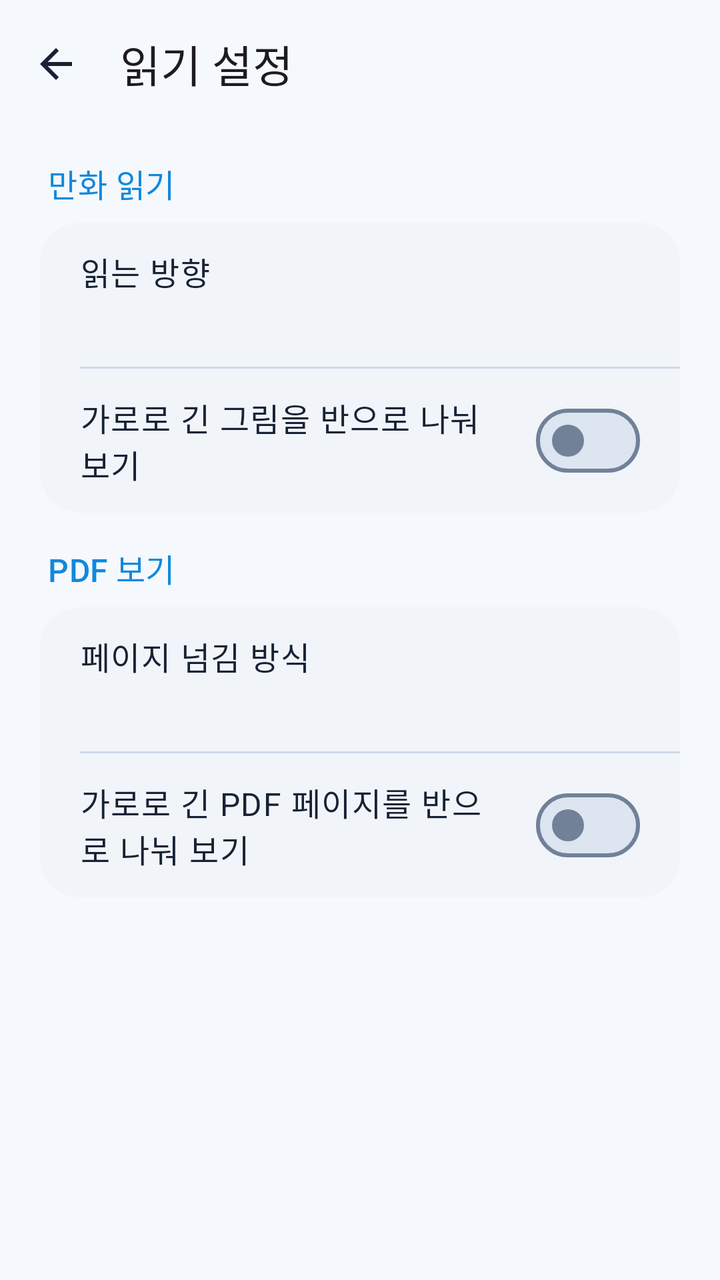
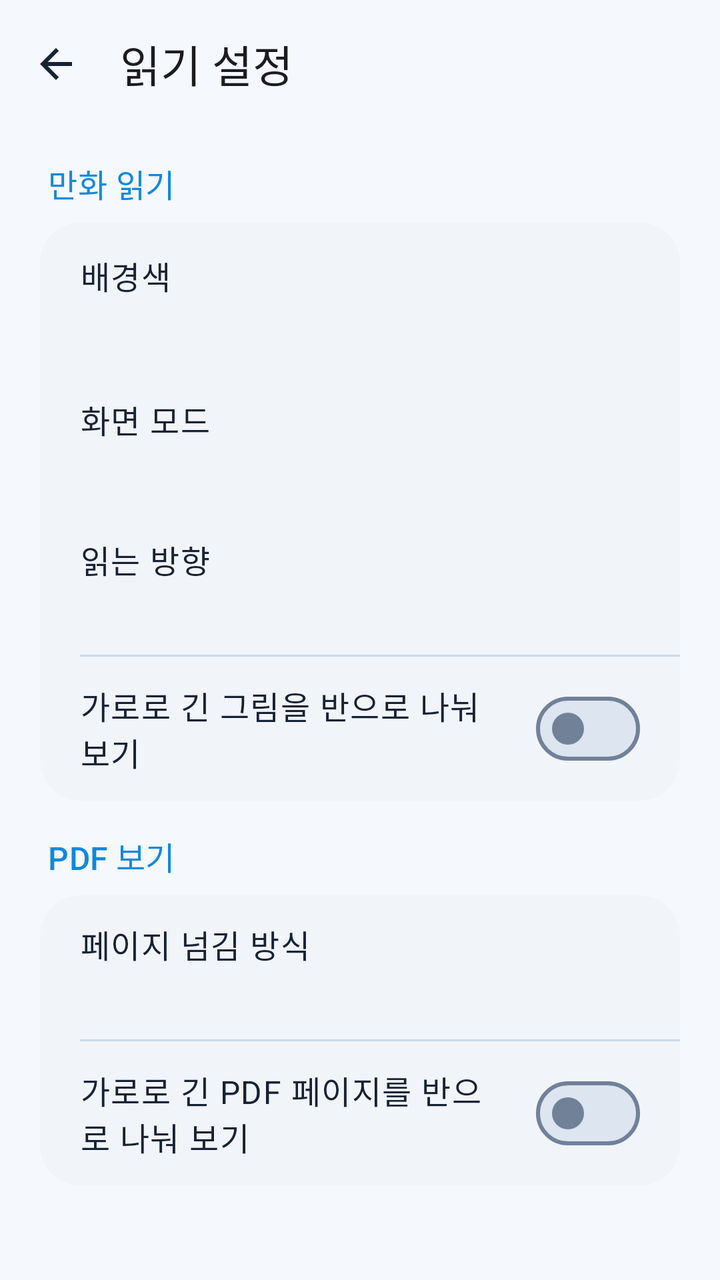

Before-and-after screenshots of an Android layout around one commit, followed by the original layout XML and the change that was made.
<!-- AndroidManifest.xml: application theme Theme.WaterView -->
<!-- res/layout/activity_settings.xml -->
<?xml version="1.0" encoding="utf-8"?>
<LinearLayout xmlns:android="http://schemas.android.com/apk/res/android"
    xmlns:app="http://schemas.android.com/apk/res-auto"
    android:id="@+id/settingsRoot"
    android:layout_width="match_parent"
    android:layout_height="match_parent"
    android:orientation="vertical"
    android:background="?attr/colorSurface">

    <com.google.android.material.appbar.MaterialToolbar
        android:id="@+id/settingsToolbar"
        android:layout_width="match_parent"
        android:layout_height="?attr/actionBarSize"
        android:background="?attr/colorSurface"
        app:navigationIcon="@drawable/ic_back"
        app:navigationContentDescription="@string/back"
        app:title="@string/reading_settings"
        app:titleTextAppearance="?attr/textAppearanceTitleLarge" />

    <ScrollView
        android:layout_width="match_parent"
        android:layout_height="0dp"
        android:layout_weight="1"
        android:fillViewport="true">

        <LinearLayout
            android:layout_width="match_parent"
            android:layout_height="wrap_content"
            android:orientation="vertical"
            android:paddingStart="20dp"
            android:paddingTop="16dp"
            android:paddingEnd="20dp"
            android:paddingBottom="24dp">

            <TextView
                android:layout_width="match_parent"
                android:layout_height="wrap_content"
                android:paddingStart="4dp"
                android:paddingBottom="8dp"
                android:text="@string/manga_settings"
                android:textAppearance="?attr/textAppearanceTitleMedium"
                android:textColor="?attr/colorPrimary" />

            <com.google.android.material.card.MaterialCardView
                android:layout_width="match_parent"
                android:layout_height="wrap_content"
                android:layout_marginBottom="16dp"
                app:cardBackgroundColor="?attr/colorSurfaceContainerLow"
                app:cardCornerRadius="20dp"
                app:strokeWidth="0dp">

                <LinearLayout
                    android:layout_width="match_parent"
                    android:layout_height="wrap_content"
                    android:orientation="vertical">

                    <LinearLayout
                        android:id="@+id/mangaDirectionRow"
                        android:layout_width="match_parent"
                        android:layout_height="wrap_content"
                        android:background="?attr/selectableItemBackground"
                        android:clickable="true"
                        android:focusable="true"
                        android:gravity="center_vertical"
                        android:minHeight="72dp"
                        android:orientation="vertical"
                        android:paddingStart="20dp"
                        android:paddingTop="12dp"
                        android:paddingEnd="20dp"
                        android:paddingBottom="12dp">
                        <TextView
                            android:layout_width="match_parent"
                            android:layout_height="wrap_content"
                            android:text="@string/manga_direction_title"
                            android:textAppearance="?attr/textAppearanceBodyLarge"
                            android:textColor="?attr/colorOnSurface" />
                        <TextView
                            android:id="@+id/mangaDirectionValue"
                            android:layout_width="match_parent"
                            android:layout_height="wrap_content"
                            android:paddingTop="4dp"
                            android:textAppearance="?attr/textAppearanceBodyMedium"
                            android:textColor="?attr/colorOnSurfaceVariant" />
                    </LinearLayout>

                    <View
                        android:layout_width="match_parent"
                        android:layout_height="1dp"
                        android:layout_marginStart="20dp"
                        android:background="?attr/colorOutlineVariant" />

                    <com.google.android.material.materialswitch.MaterialSwitch
                        android:id="@+id/splitWidePagesSwitch"
                        android:layout_width="match_parent"
                        android:layout_height="wrap_content"
                        android:minHeight="72dp"
                        android:paddingStart="20dp"
                        android:paddingEnd="20dp"
                        android:text="@string/split_wide_pages"
                        android:textAppearance="?attr/textAppearanceBodyLarge"
                        android:textColor="?attr/colorOnSurface" />

                </LinearLayout>
            </com.google.android.material.card.MaterialCardView>

            <TextView
                android:layout_width="match_parent"
                android:layout_height="wrap_content"
                android:paddingStart="4dp"
                android:paddingBottom="8dp"
                android:text="@string/pdf_settings"
                android:textAppearance="?attr/textAppearanceTitleMedium"
                android:textColor="?attr/colorPrimary" />

            <com.google.android.material.card.MaterialCardView
                android:layout_width="match_parent"
                android:layout_height="wrap_content"
                app:cardBackgroundColor="?attr/colorSurfaceContainerLow"
                app:cardCornerRadius="20dp"
                app:strokeWidth="0dp">
                <LinearLayout
                    android:layout_width="match_parent"
                    android:layout_height="wrap_content"
                    android:orientation="vertical">
                    <LinearLayout
                        android:id="@+id/pdfReadingModeRow"
                        android:layout_width="match_parent"
                        android:layout_height="wrap_content"
                        android:background="?attr/selectableItemBackground"
                        android:clickable="true"
                        android:focusable="true"
                        android:gravity="center_vertical"
                        android:minHeight="72dp"
                        android:orientation="vertical"
                        android:paddingStart="20dp"
                        android:paddingTop="12dp"
                        android:paddingEnd="20dp"
                        android:paddingBottom="12dp">
                        <TextView
                            android:layout_width="match_parent"
                            android:layout_height="wrap_content"
                            android:text="@string/pdf_reading_mode"
                            android:textAppearance="?attr/textAppearanceBodyLarge"
                            android:textColor="?attr/colorOnSurface" />
                        <TextView
                            android:id="@+id/pdfReadingModeValue"
                            android:layout_width="match_parent"
                            android:layout_height="wrap_content"
                            android:paddingTop="4dp"
                            android:textAppearance="?attr/textAppearanceBodyMedium"
                            android:textColor="?attr/colorOnSurfaceVariant" />
                    </LinearLayout>
                    <View
                        android:layout_width="match_parent"
                        android:layout_height="1dp"
                        android:layout_marginStart="20dp"
                        android:background="?attr/colorOutlineVariant" />
                    <com.google.android.material.materialswitch.MaterialSwitch
                        android:id="@+id/pdfSplitWidePagesSwitch"
                        android:layout_width="match_parent"
                        android:layout_height="wrap_content"
                        android:minHeight="72dp"
                        android:paddingStart="20dp"
                        android:paddingEnd="20dp"
                        android:text="@string/pdf_split_wide_pages"
                        android:textAppearance="?attr/textAppearanceBodyLarge"
                        android:textColor="?attr/colorOnSurface" />
                </LinearLayout>
            </com.google.android.material.card.MaterialCardView>

        </LinearLayout>
    </ScrollView>
</LinearLayout>
<!-- resources referenced by this layout -->
<resources>
  <!-- drawable ic_back (drawable) -->
  <?xml version="1.0" encoding="utf-8"?>
  <vector xmlns:android="http://schemas.android.com/apk/res/android"
      android:width="24dp"
      android:height="24dp"
      android:viewportWidth="24"
      android:viewportHeight="24"
      android:tint="?attr/colorOnSurface">
      <path
          android:fillColor="#FF000000"
          android:pathData="M20,11H7.83l5.59,-5.59L12,4l-8,8 8,8 1.41,-1.41L7.83,13H20v-2z" />
  </vector>
  <string name="back">뒤로</string>
  <string name="manga_direction_title">읽는 방향</string>
  <string name="manga_settings">만화 읽기</string>
  <string name="pdf_reading_mode">페이지 넘김 방식</string>
  <string name="pdf_settings">PDF 보기</string>
  <string name="pdf_split_wide_pages">가로로 긴 PDF 페이지를 반으로 나눠 보기</string>
  <string name="reading_settings">읽기 설정</string>
  <string name="split_wide_pages">가로로 긴 그림을 반으로 나눠 보기</string>
  <color name="waterview_primary">#1188DD</color>
  <color name="waterview_on_primary">#FFFFFF</color>
  <color name="waterview_primary_container">#D8EDFF</color>
  <color name="waterview_on_primary_container">#082E50</color>
  <color name="waterview_secondary">#29486F</color>
  <color name="waterview_on_secondary">#FFFFFF</color>
  <color name="waterview_secondary_container">#DEE9F8</color>
  <color name="waterview_on_secondary_container">#172D49</color>
  <color name="waterview_tertiary">#176D95</color>
  <color name="waterview_on_tertiary">#FFFFFF</color>
  <color name="waterview_tertiary_container">#CDEEFF</color>
  <color name="waterview_on_tertiary_container">#002B3D</color>
  <color name="waterview_error">#BA1A1A</color>
  <color name="waterview_on_error">#FFFFFF</color>
  <color name="waterview_error_container">#F9DEDC</color>
  <color name="waterview_on_error_container">#410E0B</color>
  <color name="waterview_surface">#F5F8FC</color>
  <color name="waterview_on_surface">#172234</color>
  <color name="waterview_surface_variant">#E6EDF6</color>
  <color name="waterview_on_surface_variant">#46566D</color>
  <color name="waterview_surface_container_lowest">#FFFFFF</color>
  <color name="waterview_surface_container_low">#F1F5FA</color>
  <color name="waterview_surface_container">#EAF0F7</color>
  <color name="waterview_surface_container_high">#E4EBF4</color>
  <color name="waterview_surface_container_highest">#DCE5F0</color>
  <color name="waterview_surface_dim">#D5DFEB</color>
  <color name="waterview_surface_bright">#FFFFFF</color>
  <color name="waterview_outline">#718198</color>
  <color name="waterview_outline_variant">#CDD8E6</color>
  <color name="waterview_inverse_surface">#25344A</color>
  <color name="waterview_inverse_on_surface">#EDF3FC</color>
  <color name="waterview_inverse_primary">#62BAEE</color>
  <!-- unchanged entries left out for length: 1 -->
</resources>

<!-- the commit's change to res/layout/activity_settings.xml (unified diff, before → after) -->
@@ -55,6 +55,62 @@
                     android:orientation="vertical">
 
                     <LinearLayout
+                        android:id="@+id/groundRow"
+                        android:layout_width="match_parent"
+                        android:layout_height="wrap_content"
+                        android:background="?attr/selectableItemBackground"
+                        android:clickable="true"
+                        android:focusable="true"
+                        android:gravity="center_vertical"
+                        android:minHeight="72dp"
+                        android:orientation="vertical"
+                        android:paddingStart="20dp"
+                        android:paddingTop="12dp"
+                        android:paddingEnd="20dp"
+                        android:paddingBottom="12dp">
+                        <TextView
+                            android:layout_width="match_parent"
+                            android:layout_height="wrap_content"
+                            android:text="@string/ground_title"
+                            android:textAppearance="?attr/textAppearanceBodyLarge"
+                            android:textColor="?attr/colorOnSurface" />
+                        <TextView
+                            android:id="@+id/groundValue"
+                            android:layout_width="match_parent"
+                            android:layout_height="wrap_content"
+                            android:textAppearance="?attr/textAppearanceBodyMedium"
+                            android:textColor="?attr/colorOnSurfaceVariant" />
+                    </LinearLayout>
+
+                    <LinearLayout
+                        android:id="@+id/themeRow"
+                        android:layout_width="match_parent"
+                        android:layout_height="wrap_content"
+                        android:background="?attr/selectableItemBackground"
+                        android:clickable="true"
+                        android:focusable="true"
+                        android:gravity="center_vertical"
+                        android:minHeight="72dp"
+                        android:orientation="vertical"
+                        android:paddingStart="20dp"
+                        android:paddingTop="12dp"
+                        android:paddingEnd="20dp"
+                        android:paddingBottom="12dp">
+                        <TextView
+                            android:layout_width="match_parent"
+                            android:layout_height="wrap_content"
+                            android:text="@string/theme_title"
+                            android:textAppearance="?attr/textAppearanceBodyLarge"
+                            android:textColor="?attr/colorOnSurface" />
+                        <TextView
+                            android:id="@+id/themeValue"
+                            android:layout_width="match_parent"
+                            android:layout_height="wrap_content"
+                            android:textAppearance="?attr/textAppearanceBodyMedium"
+                            android:textColor="?attr/colorOnSurfaceVariant" />
+                    </LinearLayout>
+
+                    <LinearLayout
                         android:id="@+id/mangaDirectionRow"
                         android:layout_width="match_parent"
                         android:layout_height="wrap_content"
<!-- resource entries referenced after the edit -->
@@ -13,6 +13,7 @@
           android:pathData="M20,11H7.83l5.59,-5.59L12,4l-8,8 8,8 1.41,-1.41L7.83,13H20v-2z" />
   </vector>
   <string name="back">뒤로</string>
+  <string name="ground_title">배경색</string>
   <string name="manga_direction_title">읽는 방향</string>
   <string name="manga_settings">만화 읽기</string>
   <string name="pdf_reading_mode">페이지 넘김 방식</string>
@@ -20,6 +21,7 @@
   <string name="pdf_split_wide_pages">가로로 긴 PDF 페이지를 반으로 나눠 보기</string>
   <string name="reading_settings">읽기 설정</string>
   <string name="split_wide_pages">가로로 긴 그림을 반으로 나눠 보기</string>
+  <string name="theme_title">화면 모드</string>
   <color name="waterview_primary">#1188DD</color>
   <color name="waterview_on_primary">#FFFFFF</color>
   <color name="waterview_primary_container">#D8EDFF</color>
